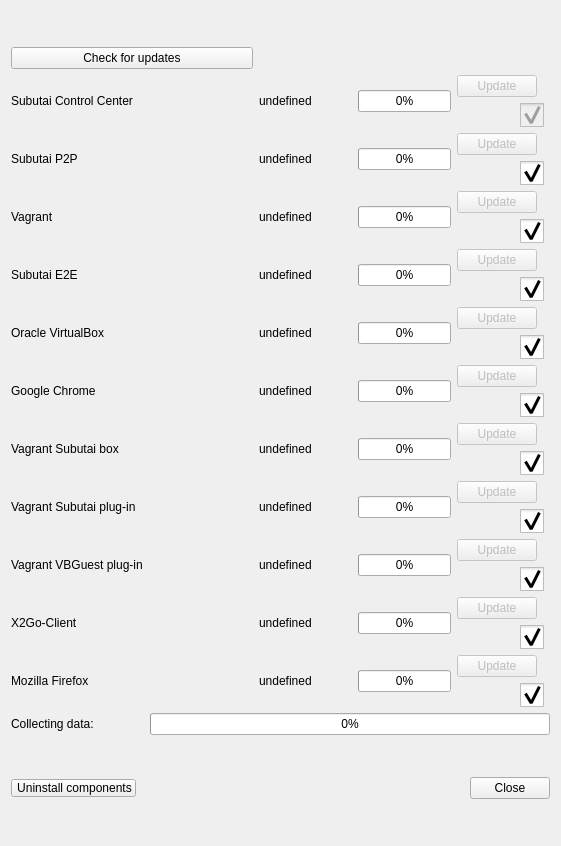
This is hub/forms/DlgAbout.ui in subutai-io/control-center as Qt 5 draws it before an edit. The edited form follows.
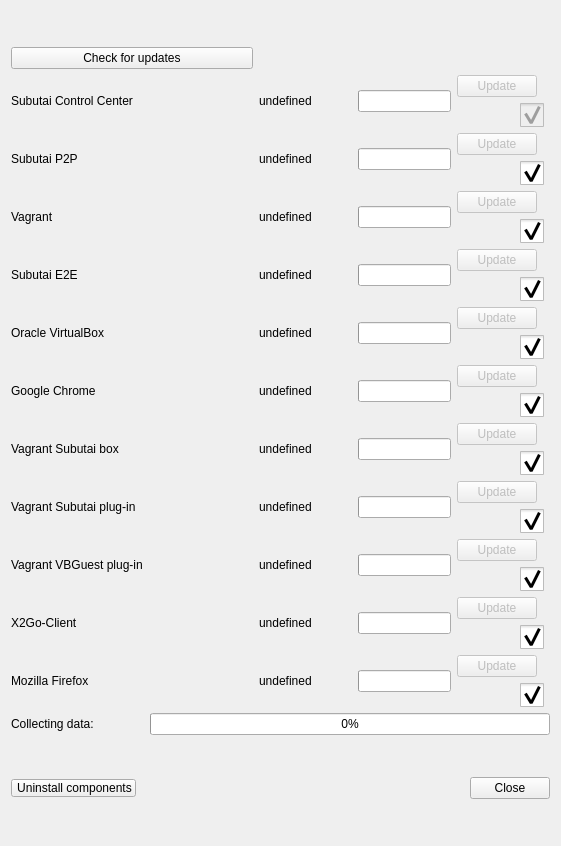
This is the edited form. Icons and pictures are not drawn.

Patch:
```diff
--- a/hub/forms/DlgAbout.ui
+++ b/hub/forms/DlgAbout.ui
@@ -65,6 +65,9 @@
          <property name="value">
           <number>0</number>
          </property>
+         <property name="textVisible">
+          <bool>false</bool>
+         </property>
         </widget>
        </item>
        <item row="8" column="4">
@@ -258,6 +261,9 @@
          <property name="value">
           <number>0</number>
          </property>
+         <property name="textVisible">
+          <bool>false</bool>
+         </property>
         </widget>
        </item>
        <item row="13" column="2">
@@ -280,6 +286,9 @@
          <property name="value">
           <number>0</number>
          </property>
+         <property name="textVisible">
+          <bool>false</bool>
+         </property>
         </widget>
        </item>
        <item row="10" column="4">
@@ -374,6 +383,9 @@
          <property name="value">
           <number>0</number>
          </property>
+         <property name="textVisible">
+          <bool>false</bool>
+         </property>
         </widget>
        </item>
        <item row="1" column="4">
@@ -518,6 +530,9 @@
          <property name="value">
           <number>0</number>
          </property>
+         <property name="textVisible">
+          <bool>false</bool>
+         </property>
         </widget>
        </item>
        <item row="11" column="1">
@@ -619,6 +634,9 @@
          <property name="value">
           <number>0</number>
          </property>
+         <property name="textVisible">
+          <bool>false</bool>
+         </property>
         </widget>
        </item>
        <item row="13" column="1">
@@ -1062,6 +1080,9 @@
          <property name="value">
           <number>0</number>
          </property>
+         <property name="textVisible">
+          <bool>false</bool>
+         </property>
         </widget>
        </item>
        <item row="7" column="4">
@@ -1170,6 +1191,9 @@
          <property name="value">
           <number>0</number>
          </property>
+         <property name="textVisible">
+          <bool>false</bool>
+         </property>
         </widget>
        </item>
        <item row="3" column="2">
@@ -1192,6 +1216,9 @@
          <property name="value">
           <number>0</number>
          </property>
+         <property name="textVisible">
+          <bool>false</bool>
+         </property>
         </widget>
        </item>
        <item row="1" column="1">
@@ -1337,6 +1364,9 @@
          <property name="value">
           <number>0</number>
          </property>
+         <property name="textVisible">
+          <bool>false</bool>
+         </property>
         </widget>
        </item>
        <item row="4" column="1">
@@ -1438,6 +1468,9 @@
          <property name="value">
           <number>0</number>
          </property>
+         <property name="textVisible">
+          <bool>false</bool>
+         </property>
         </widget>
        </item>
        <item row="6" column="4">
```
Left out of the diff: 48 changed lines with no effect on the pictures.
